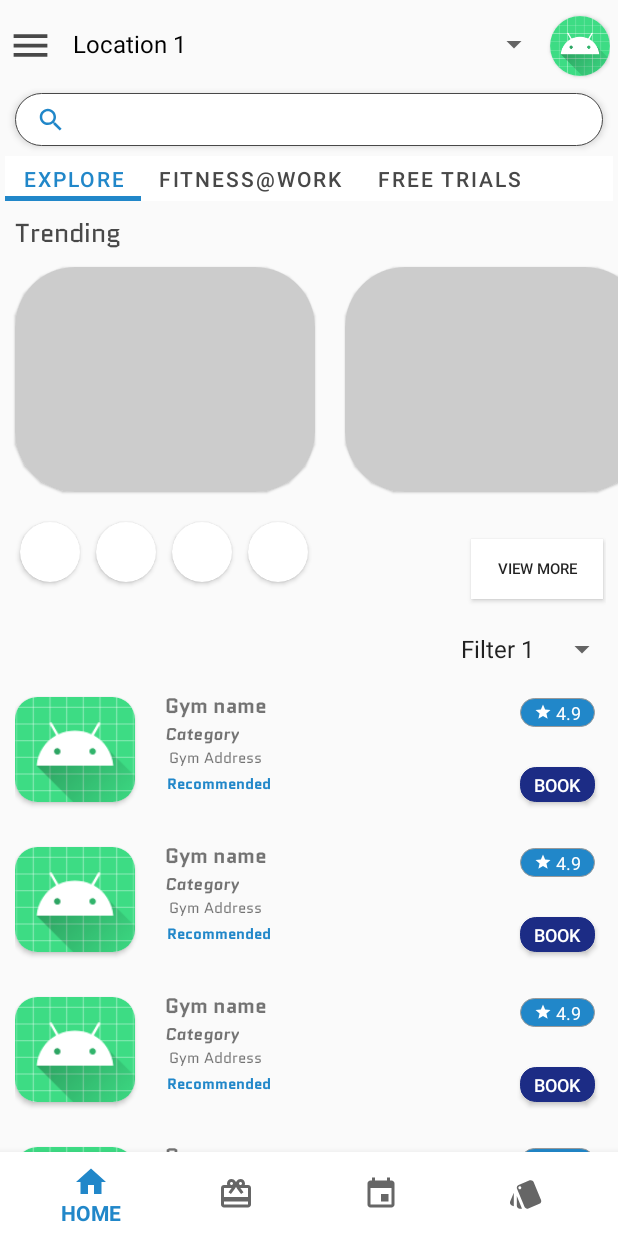
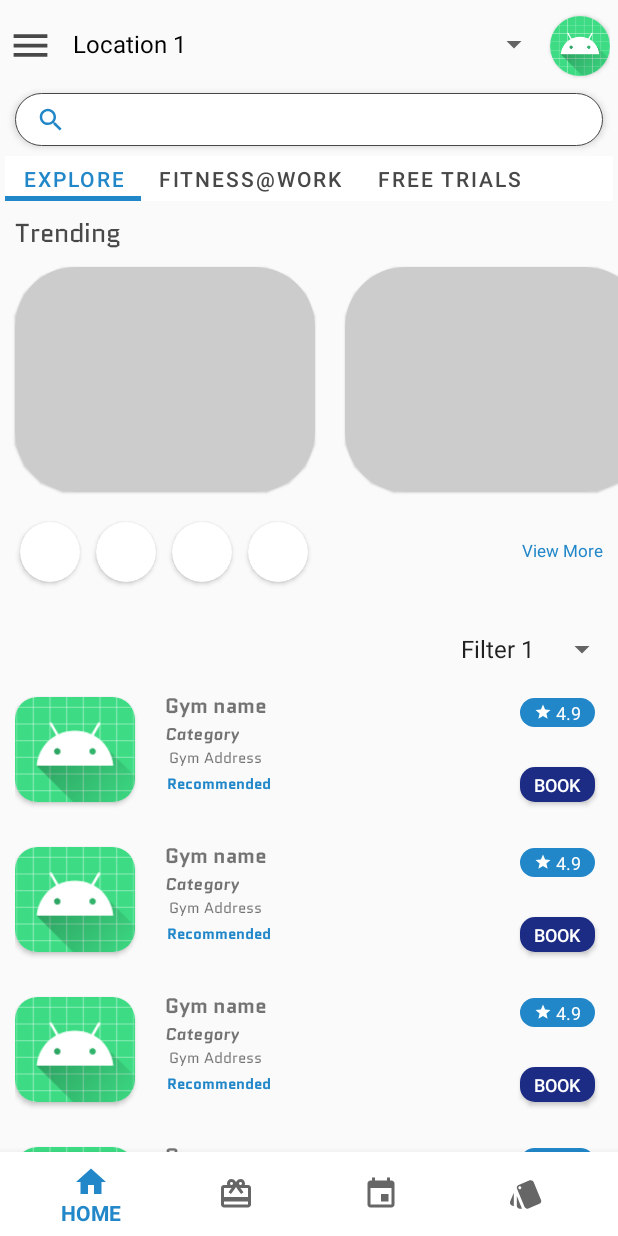
Before and after one commit to rishabh-hub/Fitness2020, an Android app: the screen it shows after launch (MainActivity), on a phone screen of 412 x 824 dp. Run offline under Robolectric (Android 15) with nearby library versions, the phone set to English and light mode, and no system bars.

Commit message:
view more has been converted to a text view stroke has been removed from the background of recyclerview button

```diff
--- a/app/src/main/res/drawable/bg_button.xml
+++ b/app/src/main/res/drawable/bg_button.xml
@@ -5,10 +5,7 @@
     <solid
         android:color="@color/colorPrimary"
         />
-    <stroke
-        android:width="0.7sp"
-        android:color="#999"
-        />
+
     <corners
         android:radius="10sp"
         />
--- a/app/src/main/res/layout/home_fragment_explore_tab.xml
+++ b/app/src/main/res/layout/home_fragment_explore_tab.xml
@@ -127,15 +127,15 @@
                         />
                 </androidx.cardview.widget.CardView>
 
-                <Button
+                <TextView
                     android:layout_width="wrap_content"
                     android:layout_height="40sp"
                     android:text="View More"
-                    android:textSize="10sp"
+                    android:textSize="11sp"
+                    android:textColor="@color/colorPrimary"
                     android:layout_marginHorizontal="2sp"
                     android:layout_marginVertical="13sp"
                     android:layout_alignParentEnd="true"
-                    android:background="#fff"
                     android:id="@+id/home_fragment_explore_tab_activities_btn"
                     />
 
```
